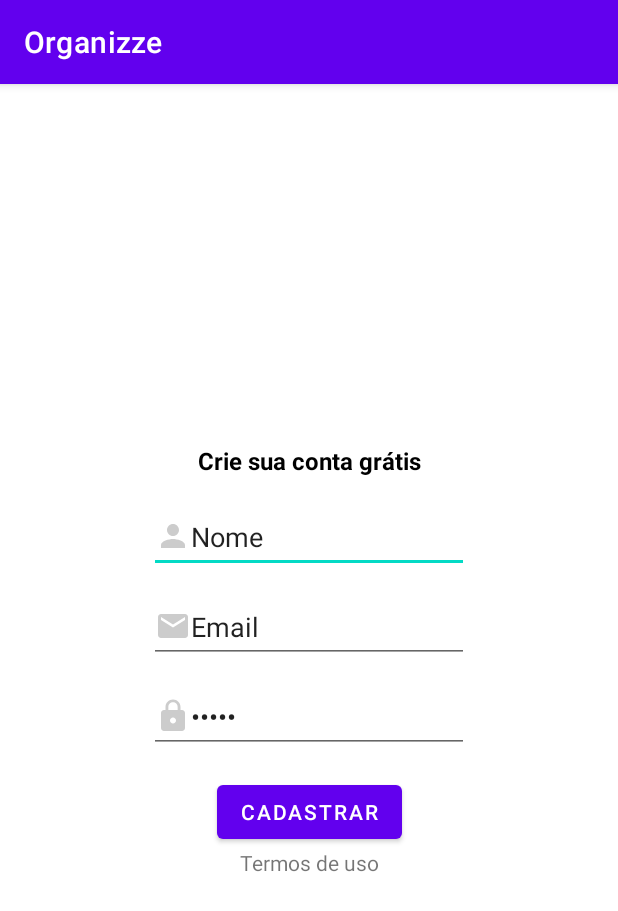
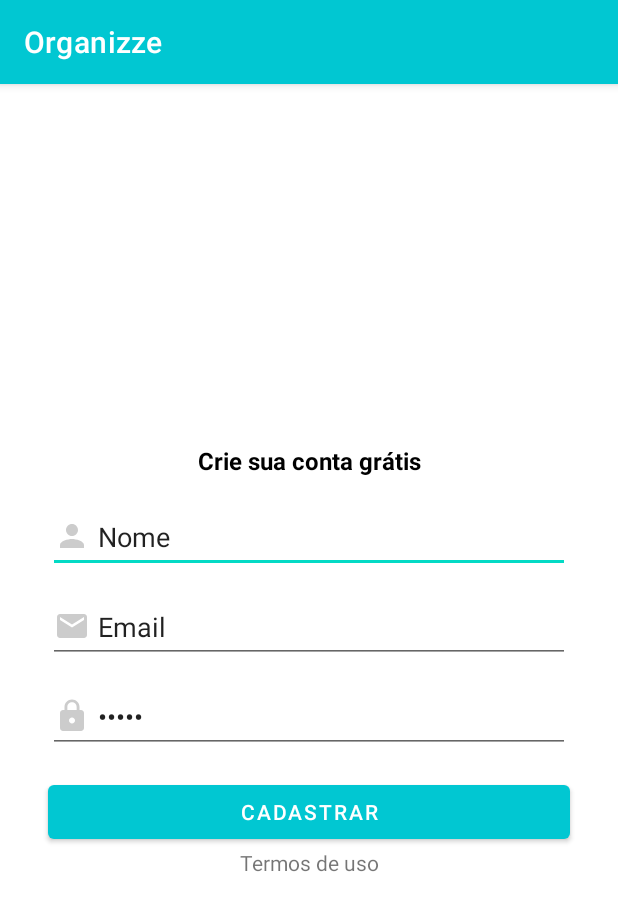
Before and after one commit to Rian-Noronha/Organizze, an Android app: the CadastroActivity screen opened directly, with no data from a screen before it, on a phone screen of 412 x 824 dp. Shown: the top 911 px of the screen. Run offline under Robolectric (Android 15) with nearby library versions, the phone set to English and light mode, and no system bars; our stand-ins replace Firebase (no records; nobody signed in at launch, a user with empty details on screens opened directly).

```diff
--- a/app/src/main/AndroidManifest.xml
+++ b/app/src/main/AndroidManifest.xml
@@ -12,13 +12,13 @@
         android:theme="@style/Theme.Organizze"
         tools:targetApi="31">
         <activity
-            android:name=".CadastroActivity"
+            android:name=".activities.CadastroActivity"
             android:exported="false" />
         <activity
-            android:name=".LoginActivity"
+            android:name=".activities.LoginActivity"
             android:exported="false" />
         <activity
-            android:name=".MainActivity"
+            android:name=".activities.MainActivity"
             android:exported="true"
             android:theme="@style/Theme.Intro">
             <intent-filter>
--- a/app/src/main/java/com/rn/organizze/LoginActivity.java
+++ b/app/src/main/java/com/rn/organizze/activities/LoginActivity.java
@@ -1,8 +1,10 @@
-package com.rn.organizze;
+package com.rn.organizze.activities;
 
 import androidx.appcompat.app.AppCompatActivity;
 
 import android.os.Bundle;
+
+import com.rn.organizze.R;
 
 public class LoginActivity extends AppCompatActivity {
 
--- a/app/src/main/java/com/rn/organizze/MainActivity.java
+++ b/app/src/main/java/com/rn/organizze/activities/MainActivity.java
@@ -1,7 +1,4 @@
-package com.rn.organizze;
-
-import androidx.appcompat.app.AppCompatActivity;
-import androidx.fragment.app.Fragment;
+package com.rn.organizze.activities;
 
 import android.content.Intent;
 import android.os.Bundle;
@@ -9,6 +6,7 @@ import android.view.View;
 
 import com.heinrichreimersoftware.materialintro.app.IntroActivity;
 import com.heinrichreimersoftware.materialintro.slide.FragmentSlide;
+import com.rn.organizze.R;
 
 public class MainActivity extends IntroActivity {
 
--- a/app/src/main/res/layout/activity_cadastro.xml
+++ b/app/src/main/res/layout/activity_cadastro.xml
@@ -4,7 +4,7 @@
     xmlns:tools="http://schemas.android.com/tools"
     android:layout_width="match_parent"
     android:layout_height="match_parent"
-    tools:context=".CadastroActivity">
+    tools:context=".activities.CadastroActivity">
 
     <TextView
         android:id="@+id/textView6"
@@ -15,66 +15,78 @@
         android:textStyle="bold"
         android:textSize="16sp"
         android:text="@string/title_cadastro"
-        app:layout_constraintBottom_toTopOf="@+id/editTextTextPersonName2"
+        app:layout_constraintBottom_toTopOf="@+id/editNome"
         app:layout_constraintEnd_toEndOf="parent"
         app:layout_constraintStart_toStartOf="parent"
         app:layout_constraintTop_toTopOf="parent"
         app:layout_constraintVertical_chainStyle="packed" />
 
     <EditText
-        android:id="@+id/editTextTextPersonName2"
-        android:layout_width="wrap_content"
+        android:id="@+id/editNome"
+        android:layout_width="match_parent"
         android:layout_height="wrap_content"
+        android:layout_marginStart="32dp"
+        android:layout_marginEnd="32dp"
         android:layout_marginBottom="12dp"
         android:drawableLeft="@drawable/ic_pessoa_cinza_24"
+        android:drawablePadding="5dp"
         android:ems="10"
+        android:inputType="textPersonName"
         android:minHeight="48dp"
-        android:inputType="textPersonName"
         android:text="Nome"
-        app:layout_constraintBottom_toTopOf="@+id/editTextTextPersonName3"
+        app:layout_constraintBottom_toTopOf="@+id/editEmail"
         app:layout_constraintEnd_toEndOf="parent"
         app:layout_constraintStart_toStartOf="parent"
         app:layout_constraintTop_toBottomOf="@+id/textView6" />
 
     <EditText
-        android:id="@+id/editTextTextPersonName3"
-        android:layout_width="wrap_content"
+        android:id="@+id/editEmail"
+        android:layout_width="match_parent"
         android:layout_height="wrap_content"
+        android:layout_marginStart="32dp"
+        android:layout_marginEnd="32dp"
         android:layout_marginBottom="12dp"
         android:drawableLeft="@drawable/ic_email_cinza_24"
-        android:minHeight="48dp"
+        android:drawablePadding="5dp"
         android:ems="10"
         android:inputType="textPersonName"
+        android:minHeight="48dp"
         android:text="Email"
-        app:layout_constraintBottom_toTopOf="@+id/editTextTextPersonName4"
+        app:layout_constraintBottom_toTopOf="@+id/editSenha"
         app:layout_constraintEnd_toEndOf="parent"
         app:layout_constraintStart_toStartOf="parent"
-        app:layout_constraintTop_toBottomOf="@+id/editTextTextPersonName2" />
+        app:layout_constraintTop_toBottomOf="@+id/editNome" />
 
     <EditText
-        android:id="@+id/editTextTextPersonName4"
-        android:layout_width="wrap_content"
+        android:id="@+id/editSenha"
+        android:layout_width="match_parent"
         android:layout_height="wrap_content"
-        android:minHeight="48dp"
+        android:layout_marginStart="32dp"
+        android:layout_marginEnd="32dp"
         android:drawableLeft="@drawable/ic_cadeado_cinza_24"
+        android:drawablePadding="5dp"
         android:ems="10"
         android:inputType="textPersonName|textPassword"
+        android:minHeight="48dp"
         android:text="Senha"
-        app:layout_constraintBottom_toTopOf="@+id/button2"
+        app:layout_constraintBottom_toTopOf="@+id/btnCadastrar"
         app:layout_constraintEnd_toEndOf="parent"
         app:layout_constraintStart_toStartOf="parent"
-        app:layout_constraintTop_toBottomOf="@+id/editTextTextPersonName3" />
+        app:layout_constraintTop_toBottomOf="@+id/editEmail" />
 
     <Button
-        android:id="@+id/button2"
-        android:layout_width="wrap_content"
+        android:id="@+id/btnCadastrar"
+        android:layout_width="match_parent"
         android:layout_height="wrap_content"
+        android:layout_marginStart="32dp"
         android:layout_marginTop="15dp"
+        android:layout_marginEnd="32dp"
         android:text="@string/btn_cadastro"
+        android:textColor="@color/white"
         app:layout_constraintBottom_toTopOf="@+id/textView7"
         app:layout_constraintEnd_toEndOf="parent"
         app:layout_constraintStart_toStartOf="parent"
-        app:layout_constraintTop_toBottomOf="@+id/editTextTextPersonName4" />
+        app:layout_constraintTop_toBottomOf="@+id/editSenha" />
 
     <TextView
         android:id="@+id/textView7"
@@ -84,5 +96,5 @@
         app:layout_constraintBottom_toBottomOf="parent"
         app:layout_constraintEnd_toEndOf="parent"
         app:layout_constraintStart_toStartOf="parent"
-        app:layout_constraintTop_toBottomOf="@+id/button2" />
+        app:layout_constraintTop_toBottomOf="@+id/btnCadastrar" />
 </androidx.constraintlayout.widget.ConstraintLayout>
--- a/app/src/main/res/layout/activity_main.xml
+++ b/app/src/main/res/layout/activity_main.xml
@@ -4,7 +4,7 @@
     xmlns:tools="http://schemas.android.com/tools"
     android:layout_width="match_parent"
     android:layout_height="match_parent"
-    tools:context=".MainActivity">
+    tools:context=".activities.MainActivity">
 
     <TextView
         android:layout_width="wrap_content"
--- a/app/src/main/res/values/colors.xml
+++ b/app/src/main/res/values/colors.xml
@@ -1,8 +1,8 @@
 <?xml version="1.0" encoding="utf-8"?>
 <resources>
     <color name="purple_200">#FFBB86FC</color>
-    <color name="purple_500">#FF6200EE</color>
-    <color name="purple_700">#FF3700B3</color>
+    <color name="purple_500">#01C7D2</color>
+    <color name="purple_700">#00b2bc</color>
     <color name="teal_200">#FF03DAC5</color>
     <color name="teal_700">#FF018786</color>
     <color name="black">#FF000000</color>
```
Also changed, not shown: app/src/main/java/com/rn/organizze/CadastroActivity.java (deleted, +0 -14 lines), app/src/main/java/com/rn/organizze/activities/CadastroActivity.java (added, +107 -0 lines), app/src/main/java/com/rn/organizze/config/ConfiguracaoFirebase.java (added, +21 -0 lines), app/src/main/java/com/rn/organizze/model/Usuario.java (added, +35 -0 lines), app/src/main/res/layout/activity_login.xml (+18 -7 lines), app/src/main/res/layout/intro_cadastro.xml (+8 -4 lines).
